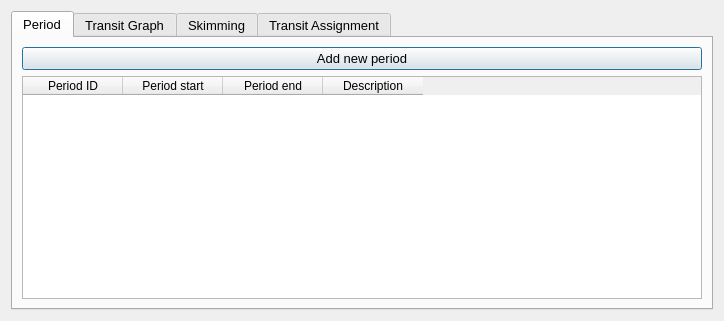
Old version of the form qaequilibrae/modules/public_transport_procedures/forms/ui_skimming_assignment.ui in the repository AequilibraE/qaequilibrae.
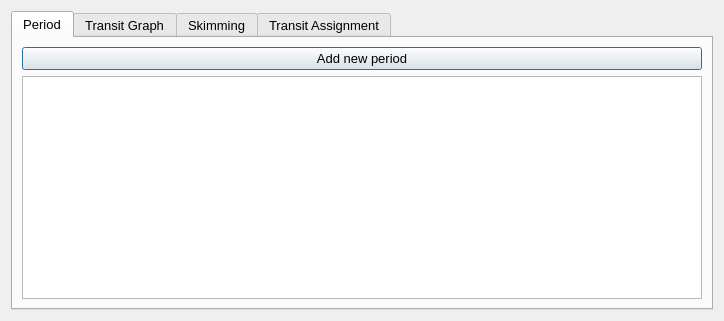
New version of the form.

Diff of the .ui file:
```diff
--- a/qaequilibrae/modules/public_transport_procedures/forms/ui_skimming_assignment.ui
+++ b/qaequilibrae/modules/public_transport_procedures/forms/ui_skimming_assignment.ui
@@ -37,28 +37,7 @@
         </widget>
        </item>
        <item row="1" column="0">
-        <widget class="QTableWidget" name="tbl_periods">
-         <column>
-          <property name="text">
-           <string>Period ID</string>
-          </property>
-         </column>
-         <column>
-          <property name="text">
-           <string>Period start</string>
-          </property>
-         </column>
-         <column>
-          <property name="text">
-           <string>Period end</string>
-          </property>
-         </column>
-         <column>
-          <property name="text">
-           <string>Description</string>
-          </property>
-         </column>
-        </widget>
+        <widget class="QTableView" name="tbl_periods"/>
        </item>
       </layout>
      </widget>
```
